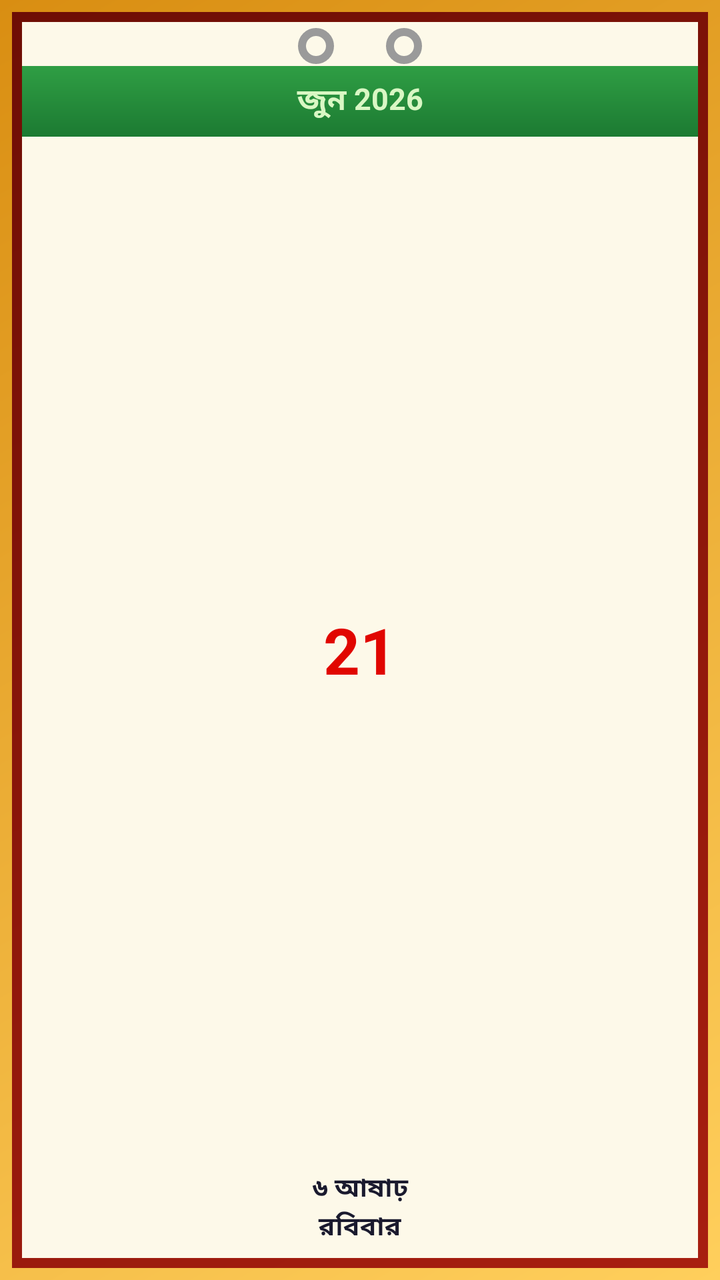
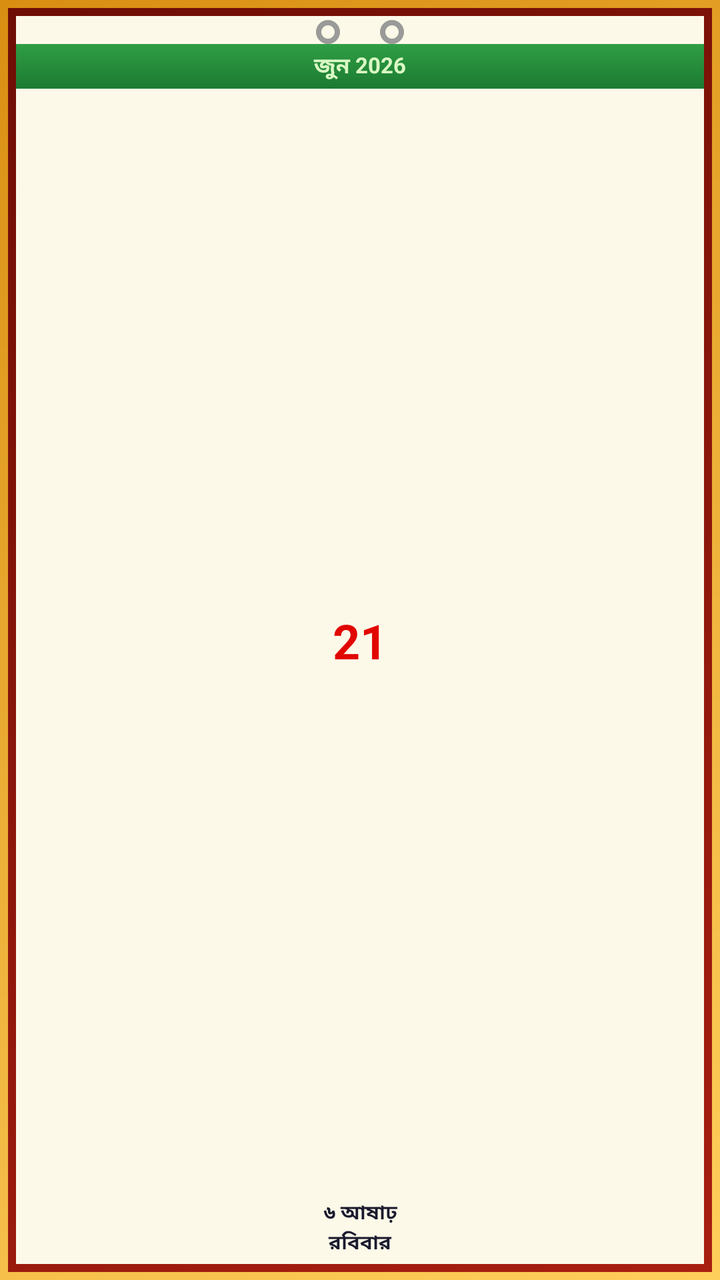

Compare the two renders of this Android layout. The source of the first and the diff that turns it into the second are given below.
<!-- AndroidManifest.xml: application theme Theme.AppCompat.Light.NoActionBar -->
<!-- res/layout/widget_daily.xml -->
<?xml version="1.0" encoding="utf-8"?>
<LinearLayout xmlns:android="http://schemas.android.com/apk/res/android"
    android:layout_width="match_parent"
    android:layout_height="match_parent"
    android:orientation="vertical"
    android:background="@drawable/bg_daily_gold"
    android:padding="6dp">

    <LinearLayout
        android:layout_width="match_parent"
        android:layout_height="match_parent"
        android:orientation="vertical"
        android:background="@drawable/bg_daily_maroon"
        android:padding="5dp">

        <LinearLayout
            android:layout_width="match_parent"
            android:layout_height="match_parent"
            android:orientation="vertical"
            android:background="@drawable/bg_daily_cream">

            <LinearLayout
                android:layout_width="match_parent"
                android:layout_height="wrap_content"
                android:gravity="center"
                android:orientation="horizontal"
                android:paddingTop="3dp"
                android:paddingBottom="1dp">

                <ImageView
                    android:layout_width="18dp"
                    android:layout_height="18dp"
                    android:layout_marginEnd="26dp"
                    android:src="@drawable/ring_circle" />

                <ImageView
                    android:layout_width="18dp"
                    android:layout_height="18dp"
                    android:src="@drawable/ring_circle" />

            </LinearLayout>

            <TextView
                android:id="@+id/tv_greg_month_year"
                android:layout_width="match_parent"
                android:layout_height="wrap_content"
                android:background="@drawable/bg_daily_header_gradient"
                android:gravity="center"
                android:paddingTop="6dp"
                android:paddingBottom="7dp"
                android:text="জুন 2026"
                android:textColor="#D9F7C4"
                android:textSize="15sp"
                android:textStyle="bold" />

            <TextView
                android:id="@+id/tv_day_number"
                android:layout_width="match_parent"
                android:layout_height="0dp"
                android:layout_weight="1"
                android:gravity="center"
                android:includeFontPadding="false"
                android:text="21"
                android:textColor="#E10600"
                android:textSize="32sp"
                android:textStyle="bold" />

            <TextView
                android:id="@+id/tv_bn_date"
                android:layout_width="match_parent"
                android:layout_height="wrap_content"
                android:gravity="center"
                android:text="৬ আষাঢ়"
                android:textColor="#1A1A2E"
                android:textSize="13sp"
                android:textStyle="bold" />

            <TextView
                android:id="@+id/tv_weekday"
                android:layout_width="match_parent"
                android:layout_height="wrap_content"
                android:gravity="center"
                android:paddingBottom="6dp"
                android:text="রবিবার"
                android:textColor="#1A1A2E"
                android:textSize="13sp"
                android:textStyle="bold" />

        </LinearLayout>

    </LinearLayout>

</LinearLayout>
<!-- resources referenced by this layout -->
<resources>
  <!-- drawable bg_daily_cream (drawable) -->
  <?xml version="1.0" encoding="utf-8"?>
  <shape xmlns:android="http://schemas.android.com/apk/res/android" android:shape="rectangle">
      <solid android:color="#FDF9E9" />
      <corner android:radius="10dp" />
  </shape>
  <!-- drawable bg_daily_gold (drawable) -->
  <?xml version="1.0" encoding="utf-8"?>
  <shape xmlns:android="http://schemas.android.com/apk/res/android" android:shape="rectangle">
      <gradient
          android:angle="135"
          android:startColor="#FFCF5C"
          android:endColor="#D98E12"
          android:type="linear" />
      <corner android:radius="18dp" />
  </shape>
  <!-- drawable bg_daily_header_gradient (drawable) -->
  <?xml version="1.0" encoding="utf-8"?>
  <shape xmlns:android="http://schemas.android.com/apk/res/android" android:shape="rectangle">
      <gradient
          android:angle="270"
          android:startColor="#2F9E44"
          android:endColor="#1C7A32"
          android:type="linear" />
      <corner
          android:topLeftRadius="10dp"
          android:topRightRadius="10dp"
          android:bottomLeftRadius="0dp"
          android:bottomRightRadius="0dp" />
  </shape>
  <!-- drawable bg_daily_maroon (drawable) -->
  <?xml version="1.0" encoding="utf-8"?>
  <shape xmlns:android="http://schemas.android.com/apk/res/android" android:shape="rectangle">
      <gradient
          android:angle="135"
          android:startColor="#A81F10"
          android:endColor="#6E0E05"
          android:type="linear" />
      <corner android:radius="14dp" />
  </shape>
  <!-- drawable ring_circle (drawable) -->
  <?xml version="1.0" encoding="utf-8"?>
  <shape xmlns:android="http://schemas.android.com/apk/res/android" android:shape="oval">
      <solid android:color="@android:color/transparent" />
      <stroke
          android:width="4dp"
          android:color="#9A9A9A" />
      <size
          android:width="18dp"
          android:height="18dp" />
  </shape>
</resources>

<!-- the commit's change to res/layout/widget_daily.xml (unified diff, before → after) -->
@@ -4,14 +4,14 @@
     android:layout_height="match_parent"
     android:orientation="vertical"
     android:background="@drawable/bg_daily_gold"
-    android:padding="6dp">
+    android:padding="4dp">
 
     <LinearLayout
         android:layout_width="match_parent"
         android:layout_height="match_parent"
         android:orientation="vertical"
         android:background="@drawable/bg_daily_maroon"
-        android:padding="5dp">
+        android:padding="4dp">
 
         <LinearLayout
             android:layout_width="match_parent"
@@ -24,18 +24,17 @@
                 android:layout_height="wrap_content"
                 android:gravity="center"
                 android:orientation="horizontal"
-                android:paddingTop="3dp"
-                android:paddingBottom="1dp">
+                android:paddingTop="2dp">
 
                 <ImageView
-                    android:layout_width="18dp"
-                    android:layout_height="18dp"
-                    android:layout_marginEnd="26dp"
+                    android:layout_width="12dp"
+                    android:layout_height="12dp"
+                    android:layout_marginEnd="20dp"
                     android:src="@drawable/ring_circle" />
 
                 <ImageView
-                    android:layout_width="18dp"
-                    android:layout_height="18dp"
+                    android:layout_width="12dp"
+                    android:layout_height="12dp"
                     android:src="@drawable/ring_circle" />
 
             </LinearLayout>
@@ -46,11 +45,11 @@
                 android:layout_height="wrap_content"
                 android:background="@drawable/bg_daily_header_gradient"
                 android:gravity="center"
-                android:paddingTop="6dp"
-                android:paddingBottom="7dp"
+                android:paddingTop="3dp"
+                android:paddingBottom="3dp"
                 android:text="জুন 2026"
                 android:textColor="#D9F7C4"
-                android:textSize="15sp"
+                android:textSize="11sp"
                 android:textStyle="bold" />
 
             <TextView
@@ -62,7 +61,7 @@
                 android:includeFontPadding="false"
                 android:text="21"
                 android:textColor="#E10600"
-                android:textSize="32sp"
+                android:textSize="24sp"
                 android:textStyle="bold" />
 
             <TextView
@@ -72,7 +71,7 @@
                 android:gravity="center"
                 android:text="৬ আষাঢ়"
                 android:textColor="#1A1A2E"
-                android:textSize="13sp"
+                android:textSize="10sp"
                 android:textStyle="bold" />
 
             <TextView
@@ -80,10 +79,10 @@
                 android:layout_width="match_parent"
                 android:layout_height="wrap_content"
                 android:gravity="center"
-                android:paddingBottom="6dp"
+                android:paddingBottom="3dp"
                 android:text="রবিবার"
                 android:textColor="#1A1A2E"
-                android:textSize="13sp"
+                android:textSize="10sp"
                 android:textStyle="bold" />
 
         </LinearLayout>
